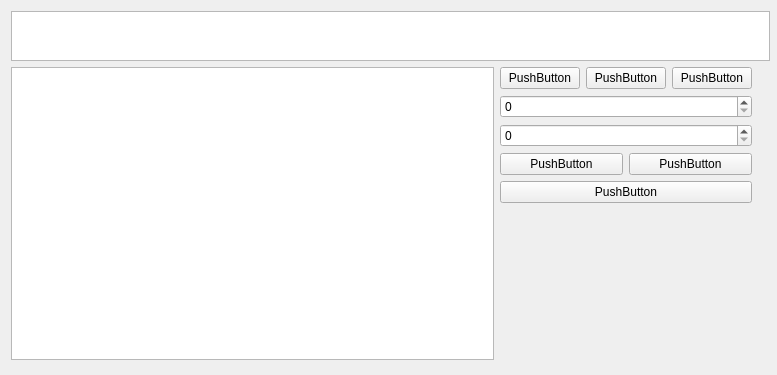
This is Graphics/interface.ui in SAMOXA/2DTime as Qt 5 draws it before an edit. The edited form follows.
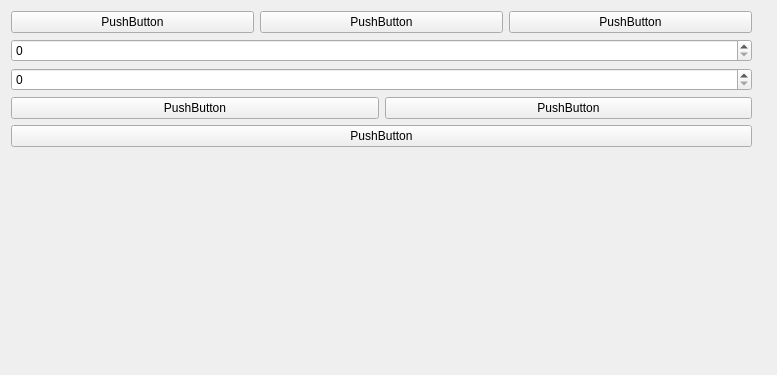
This is the edited form.

Commit message: Added custom QGraphicsView, changed interface - QGraphicsView now add in code, refactoring

The edit to the form file:
```diff
--- a/Graphics/interface.ui
+++ b/Graphics/interface.ui
@@ -59,46 +59,10 @@
      <property name="sizeConstraint">
       <enum>QLayout::SetDefaultConstraint</enum>
      </property>
-     <item>
-      <widget class="QGraphicsView" name="timeTree">
-       <property name="enabled">
-        <bool>true</bool>
-       </property>
-       <property name="sizePolicy">
-        <sizepolicy hsizetype="Expanding" vsizetype="Fixed">
-         <horstretch>0</horstretch>
-         <verstretch>0</verstretch>
-        </sizepolicy>
-       </property>
-       <property name="minimumSize">
-        <size>
-         <width>0</width>
-         <height>50</height>
-        </size>
-       </property>
-       <property name="maximumSize">
-        <size>
-         <width>16777215</width>
-         <height>50</height>
-        </size>
-       </property>
-      </widget>
-     </item>
      <item>
       <layout class="QHBoxLayout" name="SecondLayer">
        <item>
-        <layout class="QVBoxLayout" name="verticalLayout_2" stretch="0">
-         <item>
-          <widget class="QGraphicsView" name="gameField">
-           <property name="sizePolicy">
-            <sizepolicy hsizetype="Expanding" vsizetype="Expanding">
-             <horstretch>0</horstretch>
-             <verstretch>0</verstretch>
-            </sizepolicy>
-           </property>
-          </widget>
-         </item>
-        </layout>
+        <layout class="QVBoxLayout" name="gameFieldLayout" stretch=""/>
        </item>
        <item>
         <layout class="QVBoxLayout" name="verticalLayout">
```
The commit also changes 15 other files.
